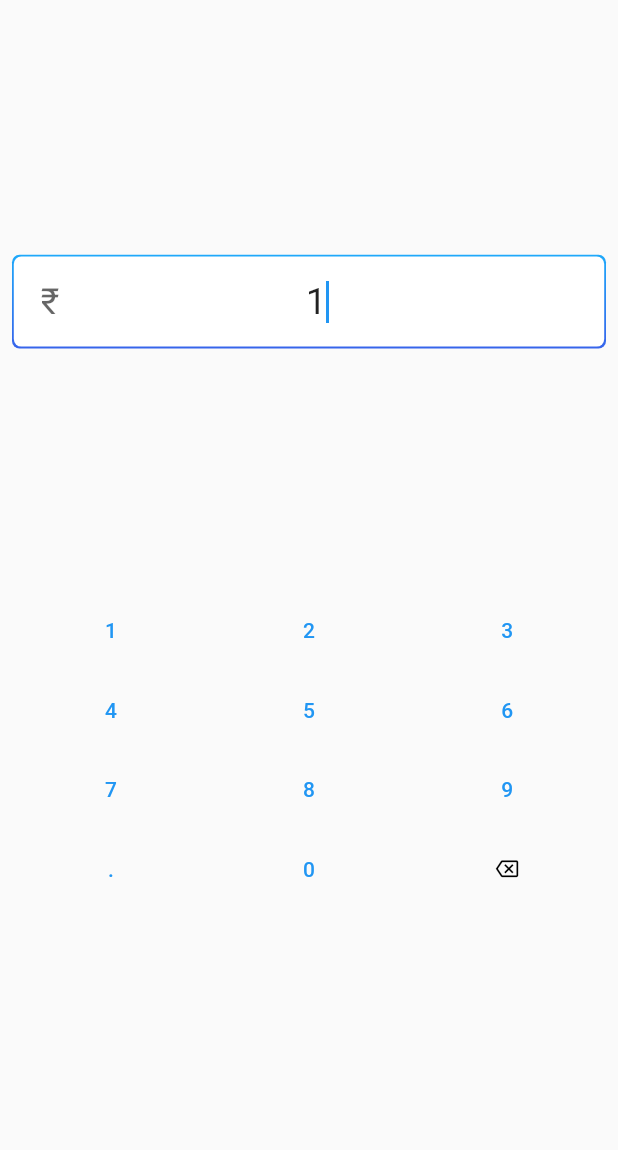
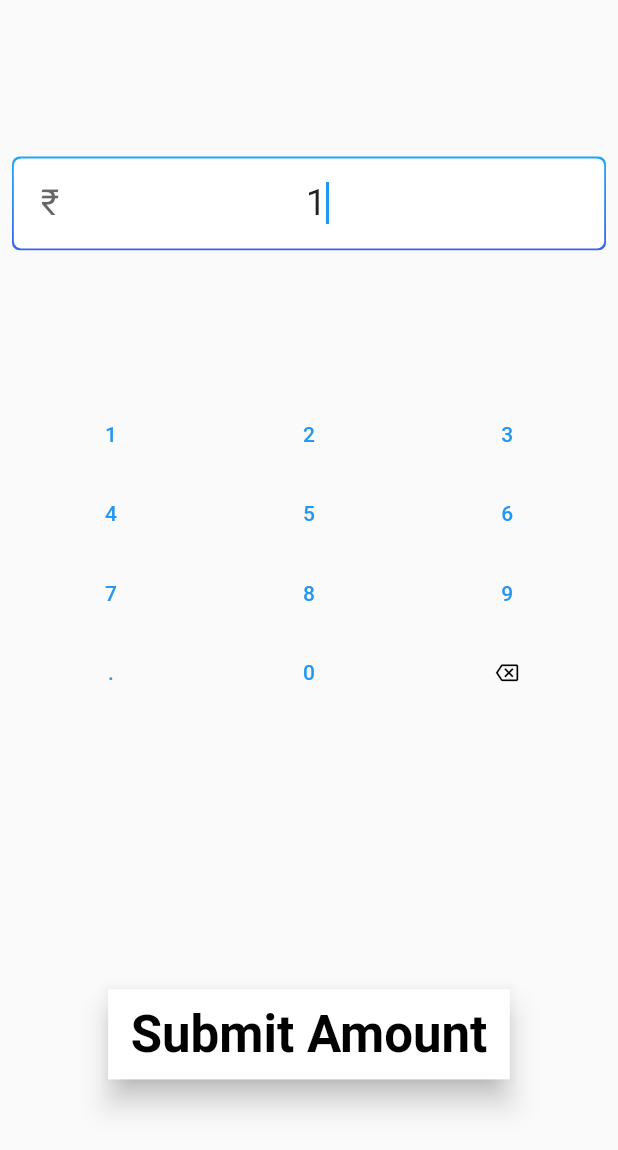
Before and after one commit to Rohit19060/ex_flutter, a Flutter app: the CustomKeyboardExperiment screen opened directly, after a tap on an icon or button, on a phone screen of 412 x 824 dp. Shown: the top 1150 px of the screen. Run offline on Flutter 3.47's test engine with Material 2 defaults, Android fonts, the phone set to English and light mode, and no system bars.

Commit message:
:corwn: Num Board is ready

```diff
--- a/lib/custom_keyboard.dart
+++ b/lib/custom_keyboard.dart
@@ -71,7 +71,7 @@ class _CustomKeyboardExperimentState extends State<CustomKeyboardExperiment> {
                   style: const TextStyle(fontSize: 24),
                   autofocus: true,
                   showCursor: true,
-                  readOnly: _readOnly,
+                  readOnly: true,
                 ),
               ),
             ),
@@ -83,6 +83,30 @@ class _CustomKeyboardExperimentState extends State<CustomKeyboardExperiment> {
                 _backspace();
               },
             ),
+            ElevatedButton(
+                style: ButtonStyle(
+                  shape: MaterialStateProperty.all(
+                    RoundedRectangleBorder(
+                      borderRadius: BorderRadius.circular(0.0),
+                    ),
+                  ),
+                  overlayColor: MaterialStateProperty.all(
+                    Colors.black.withOpacity(0.2),
+                  ),
+                  elevation: MaterialStateProperty.all(8),
+                  foregroundColor: MaterialStateProperty.all(Colors.black),
+                  backgroundColor: MaterialStateProperty.all(Colors.white),
+                  padding: MaterialStateProperty.all(
+                    const EdgeInsets.symmetric(vertical: 10, horizontal: 15),
+                  ),
+                ),
+                child: const Text(
+                  "Submit Amount",
+                  style: TextStyle(fontSize: 34.0, fontWeight: FontWeight.bold),
+                ),
+                onPressed: () {
+                  print(_controller.text);
+                }),
           ],
         ),
       ),
@@ -92,17 +116,36 @@ class _CustomKeyboardExperimentState extends State<CustomKeyboardExperiment> {
   void _insertText(String myText) {
     final text = _controller.text;
     final textSelection = _controller.selection;
+
+    // Return if first initial value is 0
+    if (myText == "0" && text.isEmpty) {
+      return;
+    }
+
+    // Return if dot is pressed and already contains a dot
+    if (myText == "." && text.contains(".")) {
+      return;
+    }
+
+    final myTextLength = myText.length;
+    if (text.isEmpty && myText == ".") {
+      _controller.text = "0.";
+      _controller.selection = textSelection.copyWith(
+        baseOffset: textSelection.start + myTextLength + 1,
+        extentOffset: textSelection.start + myTextLength + 1,
+      );
+    } else {
       final newText = text.replaceRange(
         textSelection.start,
         textSelection.end,
         myText,
       );
-    final myTextLength = myText.length;
       _controller.text = newText;
       _controller.selection = textSelection.copyWith(
         baseOffset: textSelection.start + myTextLength,
         extentOffset: textSelection.start + myTextLength,
       );
+    }
   }
 
   void _backspace() {
@@ -171,7 +214,7 @@ class CustomKeyboard extends StatelessWidget {
   @override
   Widget build(BuildContext context) {
     return SizedBox(
-      height: 260,
+      height: 300,
       child: Column(
         children: [
           GridView.count(
```
Lines whose indentation alone changed are shown as unchanged.
